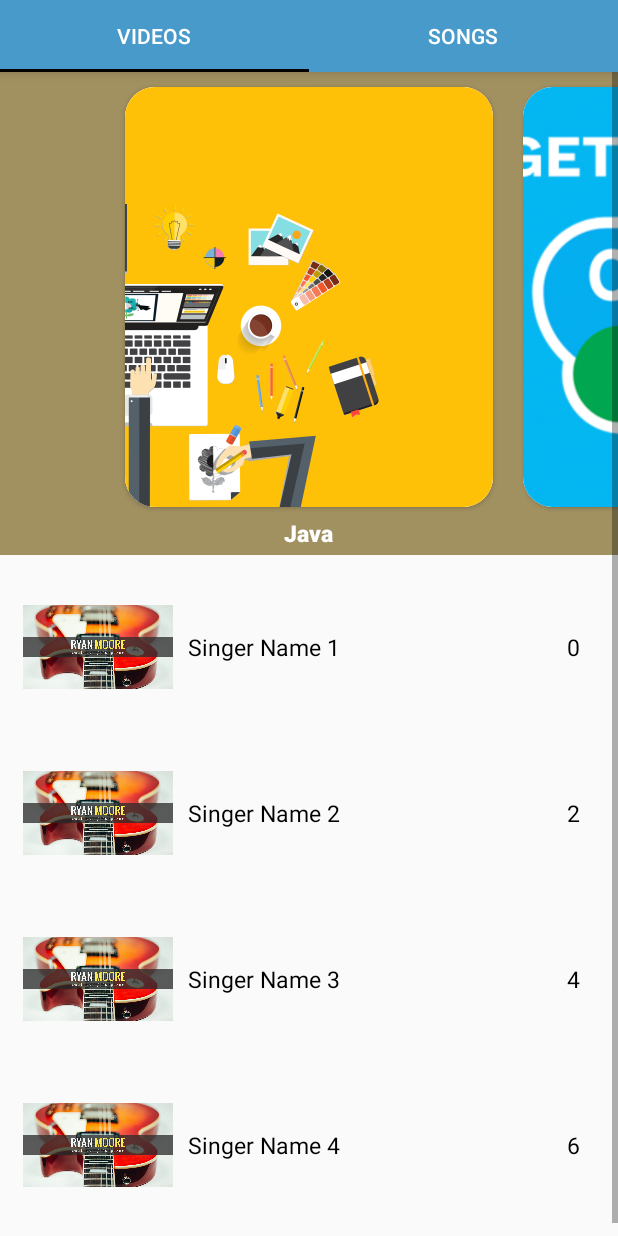
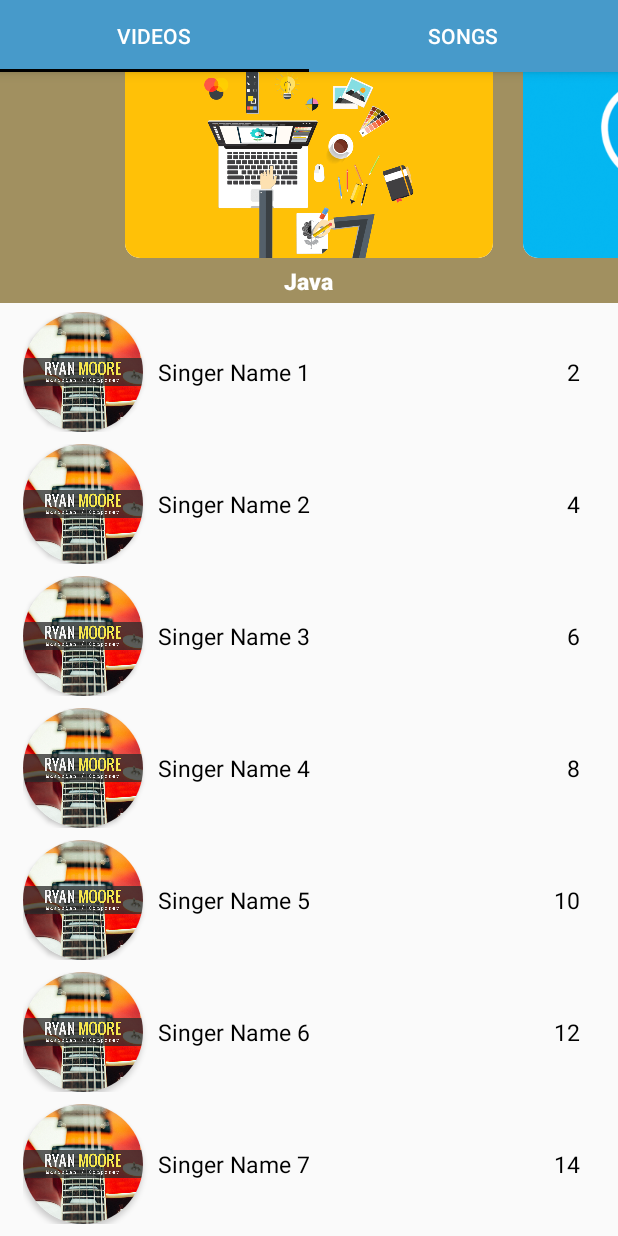
Before and after one commit to amrik13/MyPlayerOld, an Android app: the screen it shows after launch (PlayerActivity), after a tap on "VIDEOS", on a phone screen of 412 x 824 dp. Run offline under Robolectric (Android 15) with nearby library versions, the phone set to English and light mode, and no system bars; libraries missing offline, so code that uses them is left out: com.synnapps.carouselview; 3 statements that could not run were skipped.

Commit message:
2nd commit changed video fragment and added new video list activity

```diff
--- a/app/src/main/java/com/amriksinghpadam/myplayer/VideoFragment.java
+++ b/app/src/main/java/com/amriksinghpadam/myplayer/VideoFragment.java
@@ -95,7 +95,7 @@ public class VideoFragment extends Fragment {
         for(int i=0; i<8; i++){
             singerImageArrayList.add(getResources().getDrawable(R.drawable.image));
             singerNameArrayList.add("Singer Name "+(i+1));
-            videoCountArrayList.add(String.valueOf(2*i));
+            videoCountArrayList.add(String.valueOf(2*(i+1)));
         }
         VideoRecyclerViewAdapter videoRecyclerViewAdapter = new VideoRecyclerViewAdapter(
                 getContext(),singerImageArrayList,
--- a/app/src/main/java/com/amriksinghpadam/myplayer/VideoRecyclerViewAdapter.java
+++ b/app/src/main/java/com/amriksinghpadam/myplayer/VideoRecyclerViewAdapter.java
@@ -7,6 +7,7 @@ import android.view.LayoutInflater;
 import android.view.View;
 import android.view.ViewGroup;
 import android.widget.ImageView;
+import android.widget.RelativeLayout;
 import android.widget.TextView;
 import android.widget.Toast;
 
@@ -36,48 +37,55 @@ public class VideoRecyclerViewAdapter extends RecyclerView.Adapter<VideoRecycler
     @Override
     public VideoRecyclerViewAdapter.SingerListAdapterVH onCreateViewHolder(@NonNull ViewGroup parent, int viewType) {
         LayoutInflater inflater = LayoutInflater.from(parent.getContext());
+
         view = inflater.inflate(R.layout.video_recyclerview_item,parent,false);
         SingerListAdapterVH holder = new SingerListAdapterVH(view);
+
         return holder;
     }
 
     @Override
-    public void onBindViewHolder(@NonNull VideoRecyclerViewAdapter.SingerListAdapterVH holder, final int position) {
+    public void onBindViewHolder(@NonNull final VideoRecyclerViewAdapter.SingerListAdapterVH holder, final int position) {
+
         Glide.with(context).asBitmap().load(singerImageArrayList.get(position)).load(holder.singerImage);
         holder.singerName.setText(singerNameArrayList.get(position).toString());
         holder.videoCount.setText(videoCountArrayList.get(position).toString());
 
-        view.setOnClickListener(new View.OnClickListener() {
+        holder.layout.setOnClickListener(new View.OnClickListener() {
             @Override
             public void onClick(View view) {
-            String vCount= videoCountArrayList.get(position).toString().trim();
-            String sName = singerNameArrayList.get(position).toString().trim();
-            Bundle bundle = new Bundle();
-            bundle.putString("vCount",vCount);
-            bundle.putString("sName",sName);
-            Intent intent = new Intent(context,VideoList.class);
-            intent.putExtras(bundle);
-            context.startActivity(intent);
+                //Toast.makeText(context,singerNameArrayList.get(position)+"--"+videoCountArrayList.get(position),Toast.LENGTH_SHORT).show();
+                holder.bind(position);
             }
         });
 
     }
 
+    @Override
+    public int getItemCount() { return singerImageArrayList.size(); }
 
 
-    @Override
-    public int getItemCount() { return singerImageArrayList.size(); }
 
     class SingerListAdapterVH extends RecyclerView.ViewHolder{
         ImageView singerImage;
         TextView singerName,videoCount;
+        RelativeLayout layout;
 
         public SingerListAdapterVH(@NonNull View itemView) {
             super(itemView);
             singerImage = itemView.findViewById(R.id.videoItemImageId);
-            singerName = itemView.findViewById(R.id.singerNameTextId);
-            videoCount = itemView.findViewById(R.id.videoCountTextId);
+            singerName = itemView.findViewById(R.id.singerNameId);
+            videoCount = itemView.findViewById(R.id.videoCountId);
+            layout = itemView.findViewById(itemView.getId());
 
+        }
+        public void bind(int position){
+            Intent intent = new Intent(context,VideoList.class);
+            Bundle bundle = new Bundle();
+            bundle.putString("vCount",videoCountArrayList.get(position).toString().trim());
+            bundle.putString("sName",singerNameArrayList.get(position).toString().trim());
+            intent.putExtras(bundle);
+            context.startActivity(intent);
         }
 
     }
--- a/app/src/main/res/layout/fragment_video.xml
+++ b/app/src/main/res/layout/fragment_video.xml
@@ -13,7 +13,7 @@
     <androidx.viewpager.widget.ViewPager
         android:id="@+id/videoViewPagerId"
         android:layout_width="match_parent"
-        android:layout_height="322dp"
+        android:layout_height="210dp"
         android:clipToPadding="false"
         android:background="#818181"
         android:foregroundGravity="center" />
--- a/app/src/main/res/layout/video_recyclerview_item.xml
+++ b/app/src/main/res/layout/video_recyclerview_item.xml
@@ -1,31 +1,43 @@
 <?xml version="1.0" encoding="utf-8"?>
+
 <RelativeLayout xmlns:android="http://schemas.android.com/apk/res/android"
+    xmlns:app="http://schemas.android.com/apk/res-auto"
     android:orientation="vertical"
-    android:layout_margin="5dp"
+    android:layout_marginLeft="5dp"
+    android:layout_marginRight="5dp"
+    android:layout_marginBottom="8dp"
+    android:id="@+id/singleItemId"
     android:layout_width="wrap_content"
     android:layout_height="wrap_content">
+    <androidx.cardview.widget.CardView
+        android:id="@+id/card"
+        app:cardCornerRadius="40dp"
+        android:layout_width="wrap_content"
+        android:layout_height="wrap_content">
 
-    <ImageView
-        android:id="@+id/videoItemImageId"
-        android:src="@drawable/ment"
-        android:layout_width="100dp"
-        android:layout_height="100dp"
-        android:layout_alignParentLeft="true"
-        android:layout_alignParentTop="true"/>
+        <ImageView
+            android:id="@+id/videoItemImageId"
+            android:src="@drawable/ment"
+            android:scaleType="centerCrop"
+            android:layout_width="80dp"
+            android:layout_height="80dp"
+            android:layout_alignParentLeft="true"
+            android:layout_alignParentTop="true"/>
+    </androidx.cardview.widget.CardView>
 
     <TextView
-        android:id="@+id/singerNameTextId"
+        android:id="@+id/singerNameId"
         android:layout_width="wrap_content"
         android:layout_height="wrap_content"
         android:text="Singer Name"
         android:textColor="#000"
         android:textSize="15sp"
         android:layout_centerVertical="true"
-        android:layout_toRightOf="@+id/videoItemImageId"
+        android:layout_toRightOf="@+id/card"
         android:layout_marginLeft="10dp"/>
 
     <TextView
-        android:id="@+id/videoCountTextId"
+        android:id="@+id/videoCountId"
         android:layout_width="wrap_content"
         android:layout_height="wrap_content"
         android:text="21"
@@ -35,4 +47,5 @@
         android:layout_alignParentRight="true"
         android:layout_marginRight="10dp" />
 
+
 </RelativeLayout>
--- a/app/src/main/res/layout/video_view_viewpager_item.xml
+++ b/app/src/main/res/layout/video_view_viewpager_item.xml
@@ -8,8 +8,8 @@
     <androidx.cardview.widget.CardView
         android:id="@+id/videoViewCardId"
         android:layout_width="wrap_content"
-        android:layout_height="280dp"
-        app:cardCornerRadius="20dp"
+        android:layout_height="170dp"
+        app:cardCornerRadius="10dp"
         android:paddingBottom="8dp"
         android:layout_margin="10dp" >
 
```
Also changed, not shown: app/src/main/res/drawable/a.png.
